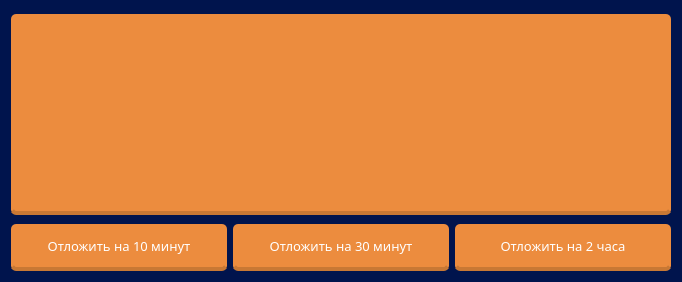
The window that push.ui (AnGREATern/kanbaner) describes before a commit, drawn with Qt 5.
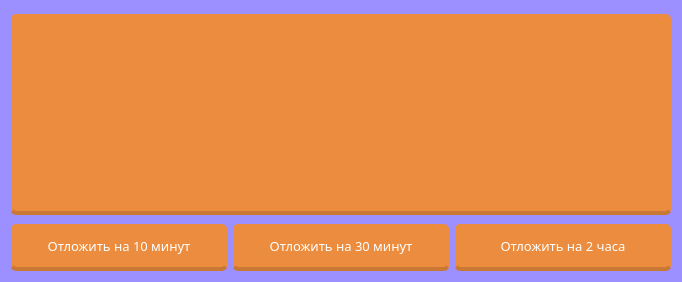
The same window after the commit.

Commit message: Уведомления: отложить на какое-то время

What changed in the file:
```diff
--- a/push.ui
+++ b/push.ui
@@ -19,27 +19,27 @@
      <colorrole role="Button">
       <brush brushstyle="SolidPattern">
        <color alpha="255">
-        <red>0</red>
-        <green>20</green>
-        <blue>77</blue>
+        <red>156</red>
+        <green>143</green>
+        <blue>255</blue>
        </color>
       </brush>
      </colorrole>
      <colorrole role="Base">
       <brush brushstyle="SolidPattern">
        <color alpha="255">
-        <red>0</red>
-        <green>20</green>
-        <blue>77</blue>
+        <red>156</red>
+        <green>143</green>
+        <blue>255</blue>
        </color>
       </brush>
      </colorrole>
      <colorrole role="Window">
       <brush brushstyle="SolidPattern">
        <color alpha="255">
-        <red>0</red>
-        <green>20</green>
-        <blue>77</blue>
+        <red>156</red>
+        <green>143</green>
+        <blue>255</blue>
        </color>
       </brush>
      </colorrole>
@@ -48,27 +48,27 @@
      <colorrole role="Button">
       <brush brushstyle="SolidPattern">
        <color alpha="255">
-        <red>0</red>
-        <green>20</green>
-        <blue>77</blue>
+        <red>156</red>
+        <green>143</green>
+        <blue>255</blue>
        </color>
       </brush>
      </colorrole>
      <colorrole role="Base">
       <brush brushstyle="SolidPattern">
        <color alpha="255">
-        <red>0</red>
-        <green>20</green>
-        <blue>77</blue>
+        <red>156</red>
+        <green>143</green>
+        <blue>255</blue>
        </color>
       </brush>
      </colorrole>
      <colorrole role="Window">
       <brush brushstyle="SolidPattern">
        <color alpha="255">
-        <red>0</red>
-        <green>20</green>
-        <blue>77</blue>
+        <red>156</red>
+        <green>143</green>
+        <blue>255</blue>
        </color>
       </brush>
      </colorrole>
@@ -77,27 +77,27 @@
      <colorrole role="Button">
       <brush brushstyle="SolidPattern">
        <color alpha="255">
-        <red>0</red>
-        <green>20</green>
-        <blue>77</blue>
+        <red>156</red>
+        <green>143</green>
+        <blue>255</blue>
        </color>
       </brush>
      </colorrole>
      <colorrole role="Base">
       <brush brushstyle="SolidPattern">
        <color alpha="255">
-        <red>0</red>
-        <green>20</green>
-        <blue>77</blue>
+        <red>156</red>
+        <green>143</green>
+        <blue>255</blue>
        </color>
       </brush>
      </colorrole>
      <colorrole role="Window">
       <brush brushstyle="SolidPattern">
        <color alpha="255">
-        <red>0</red>
-        <green>20</green>
-        <blue>77</blue>
+        <red>156</red>
+        <green>143</green>
+        <blue>255</blue>
        </color>
       </brush>
      </colorrole>
@@ -111,7 +111,7 @@
    <string>Уведомление</string>
   </property>
   <property name="styleSheet">
-   <string notr="true">background-color: rgb(0, 20, 77);</string>
+   <string notr="true">background-color: rgb(156, 143, 255);</string>
   </property>
   <layout class="QVBoxLayout" name="verticalLayout">
    <property name="sizeConstraint">
```
Left out of the diff: 3 changed lines with no effect on the pictures. The commit also changes 1 other file.
